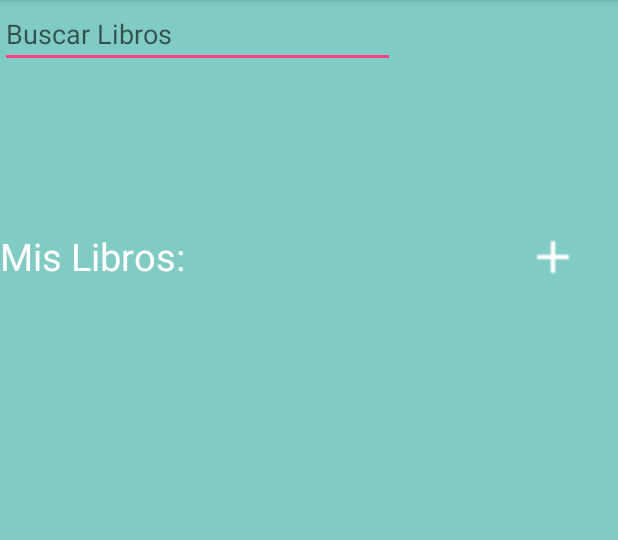
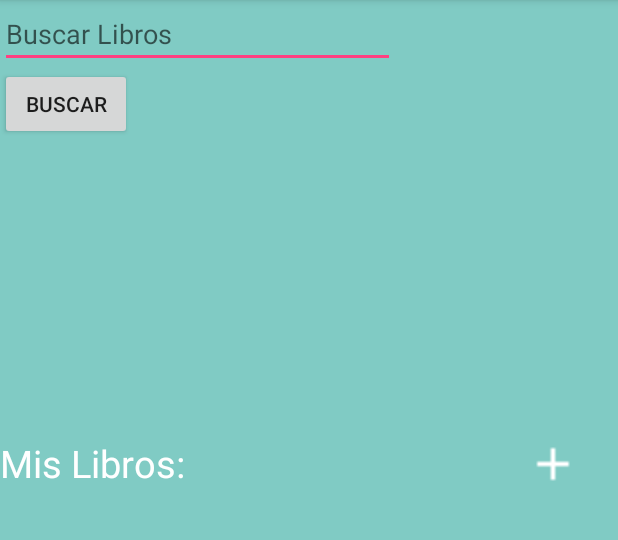
Before and after one commit to MaiaLevi/ProyectoFinal, an Android app: the ListarLibrosPropios screen opened directly, with no data from a screen before it, on a phone screen of 412 x 824 dp, the part 84-624 px from its top. Run offline under Robolectric (Android 15) with nearby library versions, the phone set to English and light mode, and no system bars; 3 statements that could not run were skipped.

Commit message:
home y buscar

```diff
--- a/PROYECTOFINAL/app/src/main/java/com/example/a41638707/proyectofinal/Listar.java
+++ b/PROYECTOFINAL/app/src/main/java/com/example/a41638707/proyectofinal/Listar.java
@@ -321,6 +321,7 @@ public class Listar extends MainActivity {
             //adapter
             adaptador = new ArrayAdapter<Evento>(getApplicationContext(), android.R.layout.simple_list_item_1, listaEventos);
             lstEventos.setAdapter(adaptador);
+            lstEventos.deferNotifyDataSetChanged();
         }
         @Override
         protected void onProgressUpdate(Void... values) {
--- a/PROYECTOFINAL/app/src/main/java/com/example/a41638707/proyectofinal/ListarLibrosPropios.java
+++ b/PROYECTOFINAL/app/src/main/java/com/example/a41638707/proyectofinal/ListarLibrosPropios.java
@@ -26,6 +26,7 @@ import android.widget.EditText;
 import android.widget.ImageView;
 import android.widget.LinearLayout;
 import android.widget.ListView;
+import android.widget.ScrollView;
 import android.widget.TabHost;
 import android.widget.TextView;
 import android.widget.Toast;
@@ -57,7 +58,8 @@ public class ListarLibrosPropios extends AppCompatActivity {
     EditText edtBuscar;
     View layoutPpal;
     LinearLayout layout;
-    int idUsuario, contador=0, contadorBuscar=0;
+    int idUsuario, contador=0;
+    Button btnBuscar;
     Libros libroSeleccionado;
     @Override
     protected void onCreate(Bundle savedInstanceState) {
@@ -82,7 +84,6 @@ public class ListarLibrosPropios extends AppCompatActivity {
                 ActivityVerL();
             }
         });
-
         tabs.setOnTabChangedListener(new TabHost.OnTabChangeListener() {
             @Override
             public void onTabChanged(String tabId) {
@@ -119,15 +120,19 @@ public class ListarLibrosPropios extends AppCompatActivity {
             @Override
             public void onClick(View v) {
                 String texto=edtBuscar.getText().toString();
-                if (texto.equals(""))
+                if (!texto.equals(""))
                 {
-                    layoutPpal.setVisibility(View.VISIBLE);
-                    layout.setVisibility(View.GONE);
-                    //sacar el otro layout
+                    btnBuscar.setText("Atras");
                 }
-                else
+            }
+        });
+        btnBuscar.setOnClickListener(new View.OnClickListener() {
+            @Override
+            public void onClick(View v) {
+                String boton=btnBuscar.getText().toString();
+                String texto=edtBuscar.getText().toString();
+                if (boton.equals("Buscar"))
                 {
-                    //PROBAR ESTA API ACA
                     layoutPpal.setVisibility(View.GONE);
                     url="http://apicampus.azurewebsites.net/buscarLibros.php?Busqueda=";
                     url+=texto;
@@ -136,9 +141,15 @@ public class ListarLibrosPropios extends AppCompatActivity {
                     new buscarLibros().execute(url);
                     layout.setVisibility(View.VISIBLE);
                 }
+                else
+                {
+                    layoutPpal.setVisibility(View.VISIBLE);
+                    layout.setVisibility(View.GONE);
+                }
             }
         });
     }
+
     private void IniciarAgregarActividad()
     {
         Intent nuevaActivity=new Intent(ListarLibrosPropios.this,AgregarLibro.class);
@@ -225,6 +236,7 @@ public class ListarLibrosPropios extends AppCompatActivity {
             }
             else
             {
+                ScrollView scrollView= new ScrollView(getApplicationContext());
                 for (int i=0;i<lstaLibros.size();i++)
                 {
                     final int numerito=i;
@@ -257,6 +269,7 @@ public class ListarLibrosPropios extends AppCompatActivity {
                         }
                     });
                 }
+                scrollView.addView(layout);
             }
         }
         @Override
@@ -370,6 +383,7 @@ public class ListarLibrosPropios extends AppCompatActivity {
     }
     private void ObtenerReferencias()
     {
+        btnBuscar=(Button)findViewById(R.id.btnBuscar);
         lstviewLibros=(ListView)findViewById(R.id.lstLibros);
         imgAgregar=(ImageView)findViewById(R.id.imgAgregar);
         edtBuscar=(EditText)findViewById(R.id.edtBusqueda);
--- a/PROYECTOFINAL/app/src/main/res/layout/activity_listar_libros_propios.xml
+++ b/PROYECTOFINAL/app/src/main/res/layout/activity_listar_libros_propios.xml
@@ -39,11 +39,28 @@
                             android:id="@+id/layout01"
                             xmlns:android="http://schemas.android.com/apk/res/android"
                             android:background="@color/accent_material_dark">
-                            <EditText
-                                android:layout_width="263dp"
+                            <LinearLayout
+                                android:id="@+id/layoutBuscar"
+                                android:orientation="vertical"
+                                android:layout_width="match_parent"
                                 android:layout_height="wrap_content"
-                                android:id="@+id/edtBusqueda"
-                                android:hint="Buscar Libros" />
+                                android:layout_gravity="center_horizontal"
+                                android:layout_weight="0.37">
+                                <EditText
+                                    android:layout_width="263dp"
+                                    android:layout_height="wrap_content"
+                                    android:id="@+id/edtBusqueda"
+                                    android:hint="Buscar Libros" />
+                                <Button
+                                    android:layout_width="wrap_content"
+                                    android:layout_height="wrap_content"
+                                    android:text="Buscar"
+                                    android:id="@+id/btnBuscar"
+                                    android:layout_alignParentBottom="true"
+                                    android:layout_alignParentRight="true"
+                                    android:layout_alignParentEnd="true"
+                                    android:layout_marginBottom="64dp" />
+                            </LinearLayout>
                             <LinearLayout
                                 android:id="@+id/linealLayout"
                                 android:orientation="vertical"
--- a/PROYECTOFINAL/app/src/main/res/layout/activity_main.xml
+++ b/PROYECTOFINAL/app/src/main/res/layout/activity_main.xml
@@ -56,12 +56,6 @@
                                                             android:ems="10"
                                                             android:id="@+id/edtContrasena"
                                                             android:hint="Ingrese la contraseña" />
-
-                                                        <CheckBox
-                                                            android:layout_width="wrap_content"
-                                                            android:layout_height="wrap_content"
-                                                            android:text="Recordar mail"
-                                                            android:id="@+id/chkMail" />
 
                                                         <Button
                                                             android:layout_width="wrap_content"
```
Also changed, not shown: PROYECTOFINAL/app/src/main/java/com/example/a41638707/proyectofinal/MainActivity.java (+74 -50 lines).
